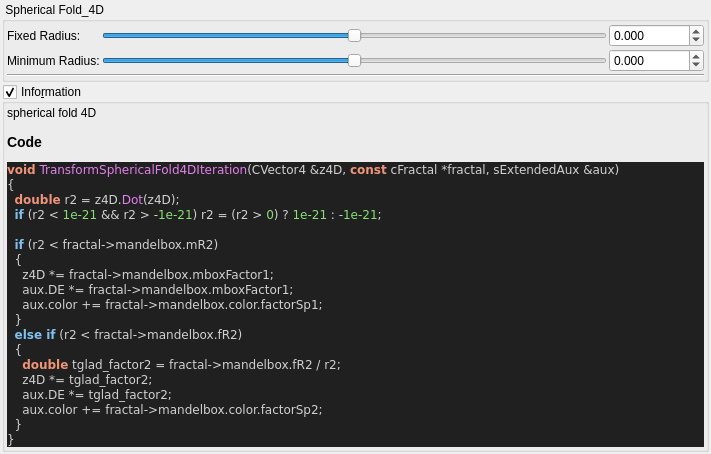
Above: mandelbulber2/qt_data/fractal_transf_spherical_fold_4D.ui from buddhi1980/mandelbulber2 before the change. Below: the same form after it.
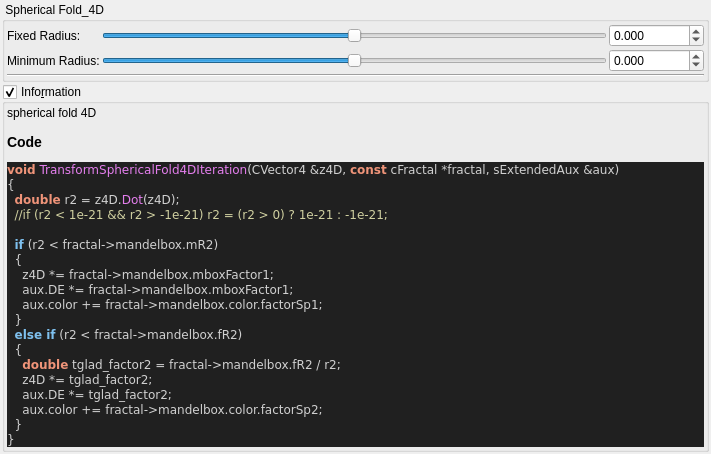
That is the form after the change. Custom widgets are drawn as their Qt base class.

Commit message:
stripped code highlight output to body tag
 the surrounding part (HTML Tag and comment) contained version specific parts.
 Now only the body tag will be written to the ui file,
 so the complete output of populateUiInformation.php should be reproducable.

 Also readded broken symlinks in deploy/share/mandelbulber2

```diff
--- a/mandelbulber2/qt_data/fractal_transf_spherical_fold_4D.ui
+++ b/mandelbulber2/qt_data/fractal_transf_spherical_fold_4D.ui
@@ -223,17 +223,11 @@
          <string>&lt;p&gt;spherical fold 4D&lt;/p&gt;&lt;table&gt;
 &lt;/table&gt;
 &lt;h3&gt;Code&lt;/h3&gt;
-&lt;!DOCTYPE HTML PUBLIC &quot;-//W3C//DTD HTML 4.0 Transitional//EN&quot;&gt;
-&lt;html&gt;
-&lt;head&gt;
-&lt;meta http-equiv=&quot;content-type&quot; content=&quot;text/html; charset=ISO-8859-1&quot;&gt;
-&lt;title&gt;Source file&lt;/title&gt;
-&lt;/head&gt;
 &lt;body style=&quot;background-color:#202020&quot;&gt;
-&lt;pre style=&quot;color:#d0d0d0; background-color:#202020;  font-family:'Courier New';&quot;&gt;&lt;span style=&quot;color:#f09479; font-weight:bold&quot;&gt;void&lt;/span&gt; &lt;span style=&quot;color:#e47eed&quot;&gt;TransformSphericalFold4DIteration&lt;/span&gt;&lt;span style=&quot;color:#d0d0d0&quot;&gt;(&lt;/span&gt;CVector4 &lt;span style=&quot;color:#d0d0d0&quot;&gt;&amp;amp;&lt;/span&gt;z4D&lt;span style=&quot;color:#d0d0d0&quot;&gt;,&lt;/span&gt; &lt;span style=&quot;color:#f09479; font-weight:bold&quot;&gt;const&lt;/span&gt; cFractal &lt;span style=&quot;color:#d0d0d0&quot;&gt;*&lt;/span&gt;fractal&lt;span style=&quot;color:#d0d0d0&quot;&gt;,&lt;/span&gt; sExtendedAux &lt;span style=&quot;color:#d0d0d0&quot;&gt;&amp;amp;&lt;/span&gt;aux&lt;span style=&quot;color:#d0d0d0&quot;&gt;)&lt;/span&gt;
+&lt;pre style=&quot;color:#d0d0d0; background-color:#202020;  font-family:'Courier New',monospace;&quot;&gt;&lt;span style=&quot;color:#f09479; font-weight:bold&quot;&gt;void&lt;/span&gt; &lt;span style=&quot;color:#e47eed&quot;&gt;TransformSphericalFold4DIteration&lt;/span&gt;&lt;span style=&quot;color:#d0d0d0&quot;&gt;(&lt;/span&gt;CVector4 &lt;span style=&quot;color:#d0d0d0&quot;&gt;&amp;amp;&lt;/span&gt;z4D&lt;span style=&quot;color:#d0d0d0&quot;&gt;,&lt;/span&gt; &lt;span style=&quot;color:#f09479; font-weight:bold&quot;&gt;const&lt;/span&gt; cFractal &lt;span style=&quot;color:#d0d0d0&quot;&gt;*&lt;/span&gt;fractal&lt;span style=&quot;color:#d0d0d0&quot;&gt;,&lt;/span&gt; sExtendedAux &lt;span style=&quot;color:#d0d0d0&quot;&gt;&amp;amp;&lt;/span&gt;aux&lt;span style=&quot;color:#d0d0d0&quot;&gt;)&lt;/span&gt;
 &lt;span style=&quot;color:#d0d0d0&quot;&gt;{&lt;/span&gt;
   &lt;span style=&quot;color:#f09479; font-weight:bold&quot;&gt;double&lt;/span&gt; r2 &lt;span style=&quot;color:#d0d0d0&quot;&gt;=&lt;/span&gt; z4D&lt;span style=&quot;color:#d0d0d0&quot;&gt;.&lt;/span&gt;&lt;span style=&quot;color:#e47eed&quot;&gt;Dot&lt;/span&gt;&lt;span style=&quot;color:#d0d0d0&quot;&gt;(&lt;/span&gt;z4D&lt;span style=&quot;color:#d0d0d0&quot;&gt;);&lt;/span&gt;
-  &lt;span style=&quot;color:#7ec0ee; font-weight:bold&quot;&gt;if&lt;/span&gt; &lt;span style=&quot;color:#d0d0d0&quot;&gt;(&lt;/span&gt;r2 &lt;span style=&quot;color:#d0d0d0&quot;&gt;&amp;lt;&lt;/span&gt; &lt;span style=&quot;color:#87df71&quot;&gt;1e-21&lt;/span&gt; &lt;span style=&quot;color:#d0d0d0&quot;&gt;&amp;amp;&amp;amp;&lt;/span&gt; r2 &lt;span style=&quot;color:#d0d0d0&quot;&gt;&amp;gt; -&lt;/span&gt;&lt;span style=&quot;color:#87df71&quot;&gt;1e-21&lt;/span&gt;&lt;span style=&quot;color:#d0d0d0&quot;&gt;)&lt;/span&gt; r2 &lt;span style=&quot;color:#d0d0d0&quot;&gt;= (&lt;/span&gt;r2 &lt;span style=&quot;color:#d0d0d0&quot;&gt;&amp;gt;&lt;/span&gt; &lt;span style=&quot;color:#87df71&quot;&gt;0&lt;/span&gt;&lt;span style=&quot;color:#d0d0d0&quot;&gt;)&lt;/span&gt; ? &lt;span style=&quot;color:#87df71&quot;&gt;1e-21&lt;/span&gt; &lt;span style=&quot;color:#d0d0d0&quot;&gt;: -&lt;/span&gt;&lt;span style=&quot;color:#87df71&quot;&gt;1e-21&lt;/span&gt;&lt;span style=&quot;color:#d0d0d0&quot;&gt;;&lt;/span&gt;
+  &lt;span style=&quot;color:#d0d0a0&quot;&gt;//if (r2 &amp;lt; 1e-21 &amp;amp;&amp;amp; r2 &amp;gt; -1e-21) r2 = (r2 &amp;gt; 0) ? 1e-21 : -1e-21;&lt;/span&gt;
 
   &lt;span style=&quot;color:#7ec0ee; font-weight:bold&quot;&gt;if&lt;/span&gt; &lt;span style=&quot;color:#d0d0d0&quot;&gt;(&lt;/span&gt;r2 &lt;span style=&quot;color:#d0d0d0&quot;&gt;&amp;lt;&lt;/span&gt; fractal&lt;span style=&quot;color:#d0d0d0&quot;&gt;-&amp;gt;&lt;/span&gt;mandelbox&lt;span style=&quot;color:#d0d0d0&quot;&gt;.&lt;/span&gt;mR2&lt;span style=&quot;color:#d0d0d0&quot;&gt;)&lt;/span&gt;
   &lt;span style=&quot;color:#d0d0d0&quot;&gt;{&lt;/span&gt;
@@ -250,10 +244,7 @@
   &lt;span style=&quot;color:#d0d0d0&quot;&gt;}&lt;/span&gt;
 &lt;span style=&quot;color:#d0d0d0&quot;&gt;}&lt;/span&gt;
 &lt;/pre&gt;
-&lt;/body&gt;
-&lt;/html&gt;
-&lt;!--HTML generated by highlight 3.9, http://www.andre-simon.de/--&gt;
-</string>
+&lt;/body&gt;</string>
         </property>
         <property name="wordWrap">
          <bool>true</bool>
```
The commit also changes 109 other files.
